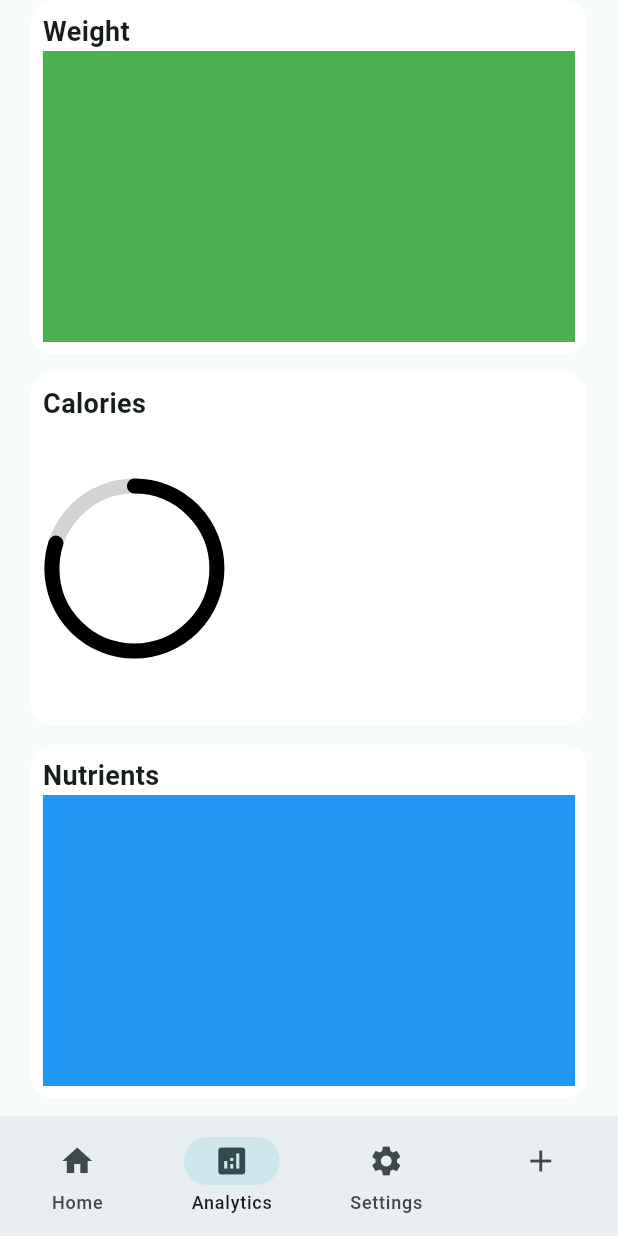
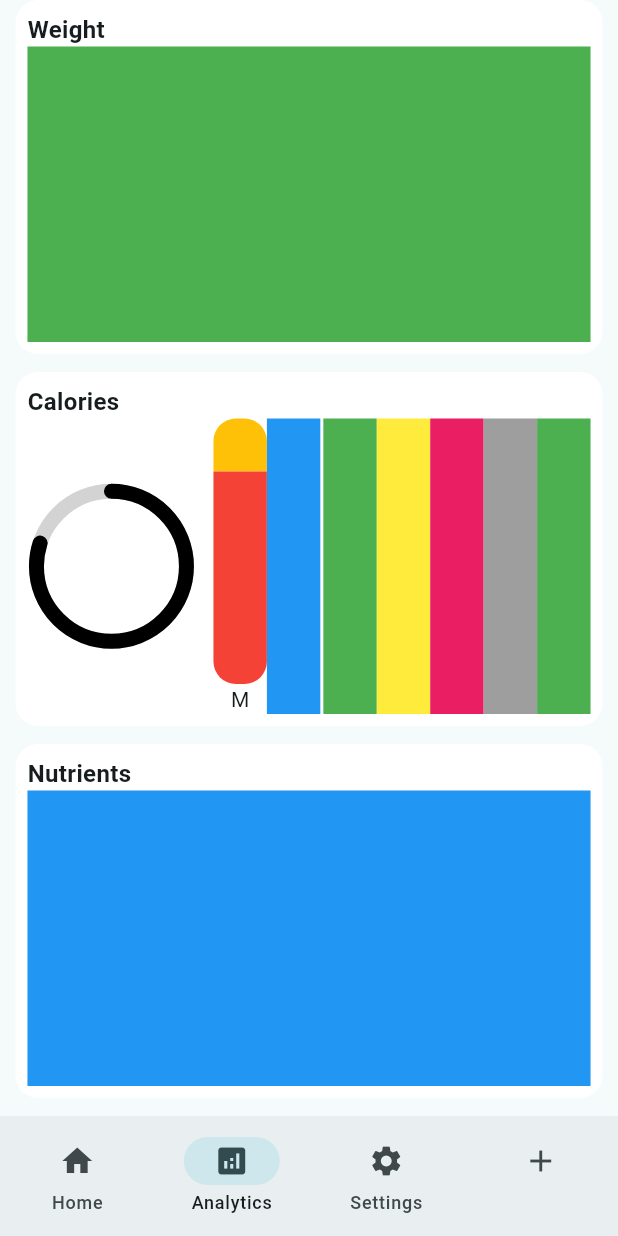
Before and after one commit to SameerAkita/mogulog, a Flutter app: the screen it shows after launch, item 2 of the bottom bar chosen, on a phone screen of 412 x 824 dp. Run offline on Flutter 3.47's test engine with Material 3 defaults, Android fonts, the phone set to English and light mode, and no system bars.

Commit message:
calorie bar graph

```diff
--- a/lib/views/pages/analytics_page.dart
+++ b/lib/views/pages/analytics_page.dart
@@ -17,7 +17,7 @@ class _AnalyticsPageState extends State<AnalyticsPage> {
     return SafeArea(
       child: Center(
         child: FractionallySizedBox(
-          widthFactor: 0.9,
+          widthFactor: 0.95,
           child: Column(
             children: [
               WeightWidget(),
--- a/lib/widgets/analytics/calories_widget.dart
+++ b/lib/widgets/analytics/calories_widget.dart
@@ -19,7 +19,7 @@ class CaloriesWidget extends StatelessWidget {
             children: [
               Text(
                 'Calories',
-                style: TextStyle(fontSize: 18, fontWeight: FontWeight.w600),
+                style: TextStyle(fontSize: 16, fontWeight: FontWeight.w600),
               ),
               Expanded(
                 child: Row(
@@ -29,8 +29,8 @@ class CaloriesWidget extends StatelessWidget {
                         left: 6,
                       ), // padding counteracts the circularprogressindicator's stroke width
                       child: SizedBox(
-                        height: 110.0,
-                        width: 110.0,
+                        height: 100.0,
+                        width: 100.0,
                         child: CircularProgressIndicator(
                           value: 0.8,
                           valueColor: AlwaysStoppedAnimation<Color>(
@@ -40,6 +40,57 @@ class CaloriesWidget extends StatelessWidget {
                           strokeWidth: 10,
                           strokeCap: StrokeCap.round,
                         ),
+                      ),
+                    ),
+                    SizedBox(width: 18),
+                    Expanded(
+                      child: Row(
+                        children: [
+                          Expanded(
+                            child: Column(
+                              children: [
+                                Expanded(
+                                  child: Column(
+                                    children: [
+                                      Expanded(
+                                        flex: 1,
+                                        child: Container(
+                                          decoration: BoxDecoration(
+                                            borderRadius: BorderRadius.only(
+                                              topLeft: Radius.circular(15),
+                                              topRight: Radius.circular(15),
+                                            ),
+                                            color: Colors.amber,
+                                          ),
+                                        ),
+                                      ),
+                                      Expanded(
+                                        flex: 4,
+                                        child: Container(
+                                          decoration: BoxDecoration(
+                                            borderRadius: BorderRadius.only(
+                                              bottomLeft: Radius.circular(15),
+                                              bottomRight: Radius.circular(15),
+                                            ),
+                                            color: Colors.red,
+                                          ),
+                                        ),
+                                      ),
+                                    ],
+                                  ),
+                                ),
+                                Text('M'),
+                              ],
+                            ),
+                          ),
+                          Expanded(child: Container(color: Colors.blue)),
+                          SizedBox(width: 2),
+                          Expanded(child: Container(color: Colors.green)),
+                          Expanded(child: Container(color: Colors.yellow)),
+                          Expanded(child: Container(color: Colors.pink)),
+                          Expanded(child: Container(color: Colors.grey)),
+                          Expanded(child: Container(color: Colors.green)),
+                        ],
                       ),
                     ),
                   ],
--- a/lib/widgets/analytics/nutrients_widget.dart
+++ b/lib/widgets/analytics/nutrients_widget.dart
@@ -18,7 +18,7 @@ class NutrientsWidget extends StatelessWidget {
             children: [
               Text(
                 'Nutrients',
-                style: TextStyle(fontSize: 18, fontWeight: FontWeight.w600),
+                style: TextStyle(fontSize: 16, fontWeight: FontWeight.w600),
               ),
               Expanded(child: Container(color: Colors.blue)),
             ],
--- a/lib/widgets/analytics/weight_widget.dart
+++ b/lib/widgets/analytics/weight_widget.dart
@@ -18,7 +18,7 @@ class WeightWidget extends StatelessWidget {
             children: [
               Text(
                 'Weight',
-                style: TextStyle(fontSize: 18, fontWeight: FontWeight.w600),
+                style: TextStyle(fontSize: 16, fontWeight: FontWeight.w600),
               ),
               Expanded(child: Container(color: Colors.green)),
             ],
```
